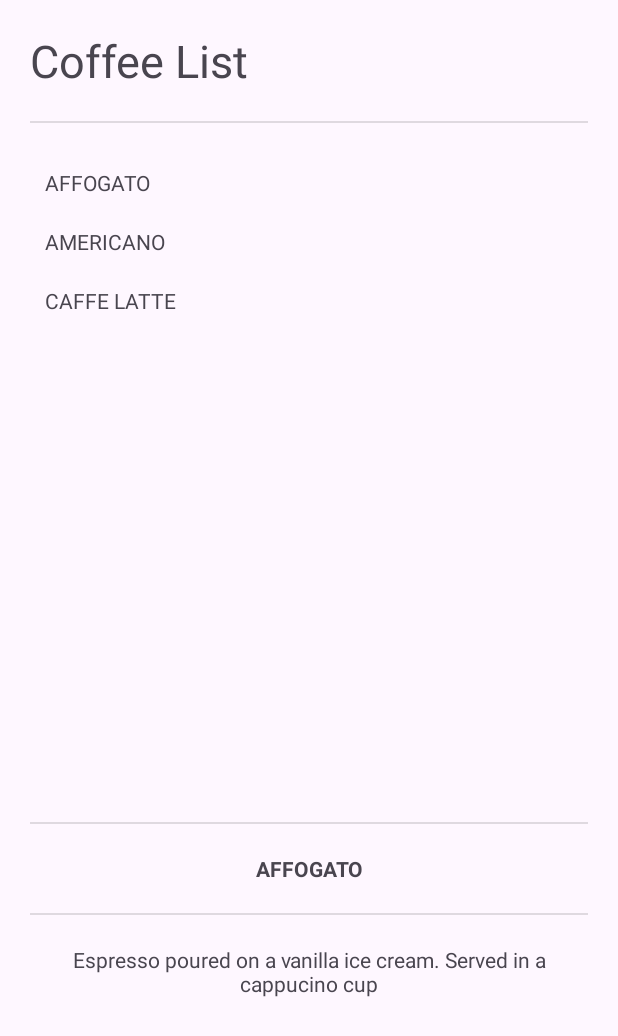
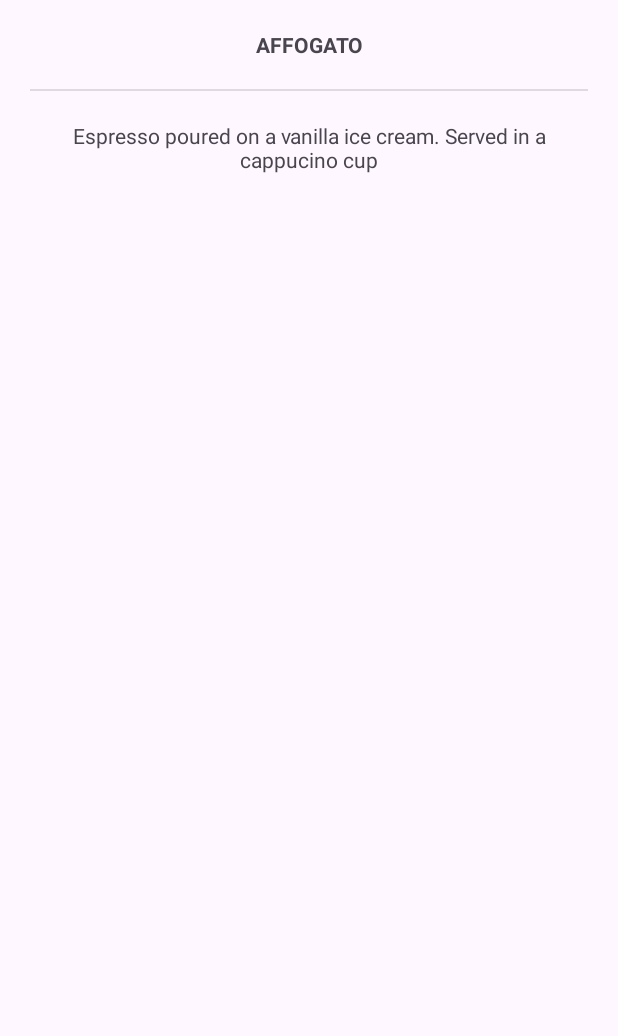
Before and after one commit to MichKyleEl/LAB_WEEK_03, an Android app: the screen it shows after launch (MainActivity), after a tap on "AFFOGATO", on a phone screen of 412 x 824 dp. Shown: the top 1036 px of the screen. Run offline under Robolectric (Android 15) with nearby library versions, the phone set to English and light mode, and no system bars.

Commit message:
Commit No. 3 – use dynamic fragment

```diff
--- a/app/build.gradle.kts
+++ b/app/build.gradle.kts
@@ -36,7 +36,7 @@ android {
 }
 
 dependencies {
-
+    implementation(libs.androidx.navigation.fragment.ktx)
     implementation(libs.androidx.core.ktx)
     implementation(libs.androidx.appcompat)
     implementation(libs.material)
--- a/app/src/main/java/com/example/lab_week_03/DetailFragment.kt
+++ b/app/src/main/java/com/example/lab_week_03/DetailFragment.kt
@@ -43,6 +43,12 @@ class DetailFragment : Fragment() {
         return inflater.inflate(R.layout.fragment_detail, container, false)
     }
 
+    override fun onViewCreated(view: View, savedInstanceState: Bundle?) {
+        super.onViewCreated(view, savedInstanceState)
+        val coffeeId = arguments?.getInt(COFFEE_ID, 0) ?: 0
+        setCoffeeData(coffeeId)
+    }
+
     fun setCoffeeData(id: Int) {
         when (id) {
             R.id.affogato -> {
@@ -63,21 +69,11 @@ class DetailFragment : Fragment() {
     }
 
     companion object {
-        /**
-         * Use this factory method to create a new instance of
-         * this fragment using the provided parameters.
-         *
-         * @param param1 Parameter 1.
-         * @param param2 Parameter 2.
-         * @return A new instance of fragment DetailFragment.
-         */
-        // TODO: Rename and change types and number of parameters
-        @JvmStatic
-        fun newInstance(param1: String, param2: String) =
+        private const val COFFEE_ID = "COFFEE_ID"
+        fun newInstance(coffeeId: Int) =
             DetailFragment().apply {
                 arguments = Bundle().apply {
-                    putString(ARG_PARAM1, param1)
-                    putString(ARG_PARAM2, param2)
+                    putInt(COFFEE_ID, coffeeId)
                 }
             }
     }
--- a/app/src/main/java/com/example/lab_week_03/MainActivity.kt
+++ b/app/src/main/java/com/example/lab_week_03/MainActivity.kt
@@ -6,6 +6,7 @@ import androidx.activity.enableEdgeToEdge
 import androidx.appcompat.app.AppCompatActivity
 import androidx.core.view.ViewCompat
 import androidx.core.view.WindowInsetsCompat
+import androidx.fragment.app.FragmentContainerView
 
 interface CoffeeListener {
     fun onSelected(id: Int)
@@ -16,50 +17,34 @@ class MainActivity : AppCompatActivity(), CoffeeListener{
         super.onCreate(savedInstanceState)
         enableEdgeToEdge()
         setContentView(R.layout.activity_main)
-        ViewCompat.setOnApplyWindowInsetsListener(findViewById(R.id.main)) { v, insets ->
+        ViewCompat.setOnApplyWindowInsetsListener(findViewById(R.id.fragment_container)) { v, insets ->
             val systemBars = insets.getInsets(WindowInsetsCompat.Type.systemBars())
-            v.setPadding(systemBars.left, systemBars.top, systemBars.right, systemBars.bottom)
+            v.setPadding(systemBars.left, systemBars.top, systemBars.right,
+                systemBars.bottom)
             insets
         }
-
-        Log.d(TAG, "onCreate")
+        if(savedInstanceState == null){
+            findViewById<FragmentContainerView>(R.id.fragment_container).let{
+                    containerLayout ->
+                val listFragment = ListFragment()
+                supportFragmentManager.beginTransaction()
+                    .add(containerLayout.id, listFragment)
+                    .commit()
+            }
+        }
     }
-
     override fun onSelected(id: Int){
-        val detailFragment = supportFragmentManager
-            .findFragmentById(R.id.fragment_detail)
-                as DetailFragment
-        detailFragment.setCoffeeData(id)
-    }
-
-
-    override fun onStart(){
-        super.onStart()
-        Log.d(TAG, "onStart")
-    }
-
-    override fun onResume(){
-        super.onResume()
-        Log.d(TAG, "onResume")
-    }
-
-    override fun onPause(){
-        super.onPause()
-        Log.d(TAG, "onPause")
-    }
-
-    override fun onStop(){
-        super.onStop()
-        Log.d(TAG, "onStop")
-    }
-
-    override fun onDestroy() {
-        super.onDestroy()
-        Log.d(TAG, "onDestroy")
-    }
-
-    companion object {
-        private const val  TAG = "MainActivity"
-        //buat commit
+// val detailFragment = supportFragmentManager
+// .findFragmentById(R.id.fragment_detail)
+// as DetailFragment
+// detailFragment.setCoffeeData(id)
+        findViewById<FragmentContainerView>(R.id.fragment_container).let{
+                containerLayout ->
+            val detailFragment = DetailFragment.newInstance(id)
+            supportFragmentManager.beginTransaction()
+                .replace(containerLayout.id, detailFragment)
+                .addToBackStack(null)
+                .commit()
+        }
     }
 }
--- a/app/src/main/res/layout/activity_main.xml
+++ b/app/src/main/res/layout/activity_main.xml
@@ -1,29 +1,6 @@
 <?xml version="1.0" encoding="utf-8"?>
-<LinearLayout
+<androidx.fragment.app.FragmentContainerView
     xmlns:android="http://schemas.android.com/apk/res/android"
-    xmlns:app="http://schemas.android.com/apk/res-auto"
-    xmlns:tools="http://schemas.android.com/tools"
-    android:id="@+id/main"
-    android:layout_width="match_parent"
+    android:id="@+id/fragment_container"
     android:layout_height="match_parent"
-    android:orientation="vertical"
-    tools:context=".MainActivity">
-    <androidx.fragment.app.FragmentContainerView
-        android:id="@+id/fragment_list"
-        android:name="com.example.lab_week_03.ListFragment"
-        android:layout_width="match_parent"
-        android:layout_height="0dp"
-        android:layout_weight="2" />
-    <View
-        android:layout_width="match_parent"
-        android:layout_height="1dp"
-        android:layout_marginHorizontal="20dp"
-        android:background="?android:attr/dividerVertical" />
-    <androidx.fragment.app.FragmentContainerView
-        android:id="@+id/fragment_detail"
-        android:name="com.example.lab_week_03.DetailFragment"
-        android:layout_width="match_parent"
-        android:layout_height="0dp"
-        android:layout_weight="1" />
-
-</LinearLayout>
+    android:layout_width="match_parent" />
--- a/gradle/libs.versions.toml
+++ b/gradle/libs.versions.toml
@@ -9,6 +9,8 @@ appcompat = "1.7.1"
 material = "1.12.0"
 activity = "1.10.1"
 constraintlayout = "2.2.1"
+navigation = "2.7.7"
+navigation-safe-args = "2.7.7"
 
 [libraries]
 androidx-core-ktx = { group = "androidx.core", name = "core-ktx", version.ref = "coreKtx" }
@@ -19,7 +21,10 @@ androidx-appcompat = { group = "androidx.appcompat", name = "appcompat", version
 material = { group = "com.google.android.material", name = "material", version.ref = "material" }
 androidx-activity = { group = "androidx.activity", name = "activity", version.ref = "activity" }
 androidx-constraintlayout = { group = "androidx.constraintlayout", name = "constraintlayout", version.ref = "constraintlayout" }
+androidx-navigation-fragment-ktx = { group = "androidx.navigation", name = "navigation-fragment-ktx", version.ref = "navigation" }
+androidx-navigation-ui-ktx = { group = "androidx.navigation", name = "navigation-ui-ktx", version.ref = "navigation" }
 
 [plugins]
 android-application = { id = "com.android.application", version.ref = "agp" }
 kotlin-android = { id = "org.jetbrains.kotlin.android", version.ref = "kotlin" }
+navigation-safe-args = { id = "androidx.navigation.safeargs.kotlin", version.ref = "navigation-safe-args" }
```
